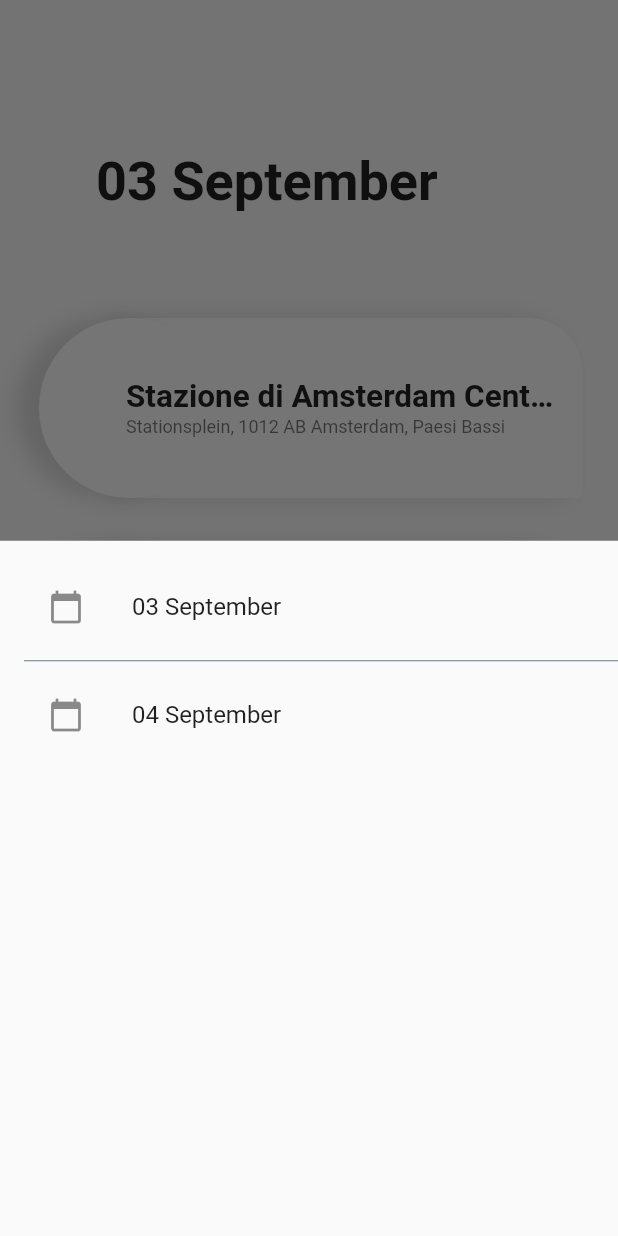
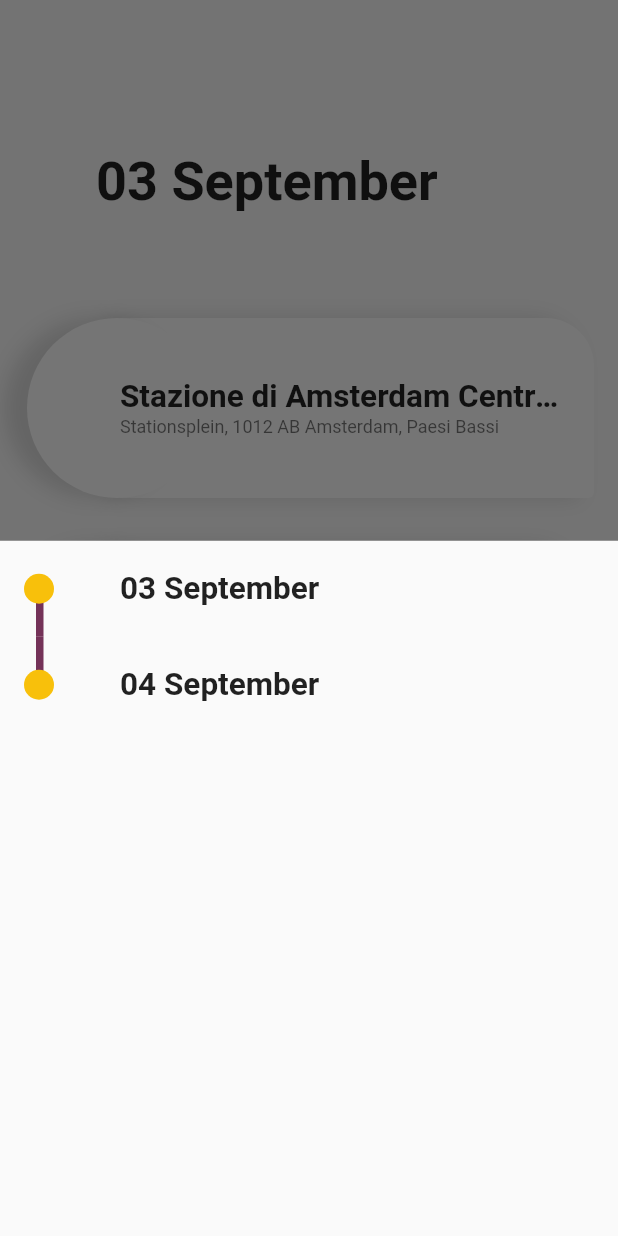
Before and after one commit to battagliandrea/ourjourneys, a Flutter app: the screen it shows after launch, after a tap on the "menu" icon, on a phone screen of 412 x 824 dp. Run offline on Flutter 3.47's test engine with Material 2 defaults, Android fonts, the phone set to English and light mode, and no system bars; our stand-ins replace bloc, equatable, flutter_bloc, google_maps_flutter.

Commit message:
OJ - Poi list
- List day UI

```diff
--- /dev/null
+++ b/lib/presentation/utils/colors.dart
@@ -0,0 +1,5 @@
+
+import 'package:flutter/cupertino.dart';
+
+const Color purple = const Color(0xFF743258);
+const Color yellow = const Color(0xFFF8C00B);
--- /dev/null
+++ b/lib/presentation/utils/dimens.dart
@@ -0,0 +1,10 @@
+
+const double standardQuarterDistance = 4.0;
+const double standardHalfDistance = 8.0;
+const double standardDistance = 16.0;
+const double standardDoubleDistance = 32.0;
+const double standardQuadrupleDistance = 64.0;
+
+const double rowHeight = 124.0;
+const double circleDimens = 20.0;
+const double lineWidth = 5.0;
--- /dev/null
+++ b/lib/presentation/utils/typography.dart
@@ -0,0 +1,6 @@
+import 'package:flutter/material.dart';
+
+const TextStyle h4Font = const TextStyle(color: Colors.black87, fontSize: 36.0, fontWeight: FontWeight.bold);
+const TextStyle h6Font = const TextStyle(color: Colors.black87, fontSize: 21.0, fontWeight: FontWeight.bold);
+
+const TextStyle b1Font = const TextStyle(color: Colors.black54, fontSize: 12.0, fontWeight: FontWeight.normal);
--- a/lib/presentation/views/poi_list_page.dart
+++ b/lib/presentation/views/poi_list_page.dart
@@ -1,6 +1,5 @@
 import 'package:flutter/material.dart';
 import 'package:flutter_bloc/flutter_bloc.dart';
-import 'package:intl/intl.dart';
 import 'package:our_journeys/domain/bloc/daylist/daylist.dart';
 import 'package:our_journeys/domain/bloc/daylist/daylist_bloc.dart';
 import 'package:our_journeys/domain/bloc/daylist/daylist_state.dart';
@@ -8,7 +7,10 @@ import 'package:our_journeys/domain/bloc/poilist/poilist.dart';
 import 'package:our_journeys/domain/bloc/poilist/poilist_bloc.dart';
 import 'package:our_journeys/domain/model/models.dart';
 import 'package:our_journeys/presentation/views/map_page.dart';
-import 'package:our_journeys/presentation/views/poi_detail_page.dart';
+
+import 'package:our_journeys/presentation/utils/typography.dart' as Typography;
+import 'package:our_journeys/presentation/utils/dimens.dart' as Dimens;
+import 'package:our_journeys/presentation/utils/colors.dart' as OJColors;
 
 ///////////////////////////////////////////////////////////////////////////////////////////////////////////////////
 //          PAGE
@@ -26,10 +28,7 @@ class PoiListPage extends StatefulWidget {
 ////////////////////////////////////////////////////////////////////////////////////////////////////////////////////
 class _PoiListPageState extends State<PoiListPage> {
 
-  final TextStyle _H4Font = const TextStyle(color: Colors.black87, fontSize: 36.0, fontWeight: FontWeight.bold);
-  final TextStyle _H6Font = const TextStyle(color: Colors.black87, fontSize: 21.0, fontWeight: FontWeight.bold);
 
-  final TextStyle _B1Font = const TextStyle(color: Colors.black54, fontSize: 12.0, fontWeight: FontWeight.normal);
   final PoiBloc _postBloc = PoiBloc();
   final DayBloc _dayBloc = DayBloc();
 
@@ -47,6 +46,7 @@ class _PoiListPageState extends State<PoiListPage> {
         floatingActionButtonLocation: FloatingActionButtonLocation.endDocked,
         floatingActionButton:
         new FloatingActionButton(
+          backgroundColor: OJColors.yellow,
           child: const Icon(Icons.map), onPressed: () {
             Navigator.push(context, MaterialPageRoute(builder: (context) => MapPage(day: this.widget.selectedDay)));
           },
@@ -61,13 +61,15 @@ class _PoiListPageState extends State<PoiListPage> {
   ////////////////////////////////////////////////////////////////////////////////////////////////////////////////////
   Widget _buildBottomAppBar() {
     return BottomAppBar(
+      elevation: 8.0,
+      color: OJColors.purple,
       shape: CircularNotchedRectangle(),
-      notchMargin: 8.0,
+      notchMargin: Dimens.standardHalfDistance,
       child: new Row(
         mainAxisSize: MainAxisSize.max,
         mainAxisAlignment: MainAxisAlignment.spaceBetween,
         children: <Widget>[
-          IconButton(icon: Icon(Icons.menu), onPressed: () {
+          IconButton(icon: Icon(Icons.menu), color: Colors.white, onPressed: () {
             _settingModalBottomSheet(context);
           },),
         ],
@@ -95,13 +97,13 @@ class _PoiListPageState extends State<PoiListPage> {
                     slivers: <Widget>[
                       new SliverToBoxAdapter(
                         child: new Container(
-                          padding: const EdgeInsets.only(top: 100.0, left: 64.0, right: 64.0),
-                          child: new Text("${state.day.getFormattedDate()}", style: _H4Font, maxLines: 1, overflow: TextOverflow.ellipsis),
+                          padding: const EdgeInsets.only(top: 100.0, left: Dimens.standardQuadrupleDistance, right: Dimens.standardQuadrupleDistance),
+                          child: new Text("${state.day.getFormattedDate()}", style: Typography.h4Font, maxLines: 1, overflow: TextOverflow.ellipsis),
                           height: 180,
                         ),
                       ),
                       new SliverPadding(
-                        padding: const EdgeInsets.symmetric(vertical: 16.0),
+                        padding: const EdgeInsets.symmetric(vertical: Dimens.standardDistance),
                         sliver: new SliverFixedExtentList(
                           itemExtent: 152.0,
                           delegate: new SliverChildBuilderDelegate((context, index) =>
@@ -115,10 +117,6 @@ class _PoiListPageState extends State<PoiListPage> {
                 ),
               ],
             );
-
-//            return Center(
-//                child:
-//            );
           }
 
           else{
@@ -133,21 +131,21 @@ class _PoiListPageState extends State<PoiListPage> {
   Widget _buildRow(context, int index, Poi poi) {
     return new Container(
         margin: const EdgeInsets.symmetric(
-          vertical: 16.0,
-          horizontal: 24.0,
+          vertical: Dimens.standardDistance,
+          horizontal: Dimens.standardDistance,
         ),
         child: new Stack(
           children: <Widget>[
 
 
             new Container(
-              height: 124.0,
-              margin: new EdgeInsets.only(left: 60.0),
-              padding: new EdgeInsets.only(left: 56.0, right: 16.0),
+              height: Dimens.rowHeight,
+              margin: new EdgeInsets.only(left: Dimens.standardQuadrupleDistance),
+              padding: new EdgeInsets.only(left: Dimens.standardQuadrupleDistance, right: Dimens.standardDistance),
               decoration: new BoxDecoration(
                 color: Colors.white,
                 shape: BoxShape.rectangle,
-                borderRadius: new BorderRadius.only(topRight: const Radius.circular(36.0), bottomRight: const Radius.circular(4.0)),
+                borderRadius: new BorderRadius.only(topRight: const Radius.circular(Dimens.standardDoubleDistance), bottomRight: const Radius.circular(Dimens.standardQuarterDistance)),
                 boxShadow: <BoxShadow>[
                   new BoxShadow(
                     color: Colors.black12,
@@ -165,8 +163,8 @@ class _PoiListPageState extends State<PoiListPage> {
               ),
               alignment: FractionalOffset.centerLeft,
               child: new Container(
-                  width: 124.0,
-                  height: 124.0,
+                  width: Dimens.rowHeight,
+                  height: Dimens.rowHeight,
                   decoration: new BoxDecoration(
                     shape: BoxShape.circle,
                     color: Colors.white,
@@ -181,14 +179,14 @@ class _PoiListPageState extends State<PoiListPage> {
             ),
 
             new Container(
-              height: 124.0,
-              margin: new EdgeInsets.only(left: 60.0, right: 16.0),
+              height: Dimens.rowHeight,
+              margin: new EdgeInsets.only(left: Dimens.standardQuadrupleDistance, right: Dimens.standardDistance),
               child: new Column(
                 mainAxisAlignment: MainAxisAlignment.center,
                 crossAxisAlignment: CrossAxisAlignment.start,
                 children: <Widget>[
-                  new Text("${poi.name}", style: _H6Font, maxLines: 1, overflow: TextOverflow.ellipsis),
-                  new Text("${poi.address}", style: _B1Font)
+                  new Text("${poi.name}", style: Typography.h6Font, maxLines: 1, overflow: TextOverflow.ellipsis),
+                  new Text("${poi.address}", style: Typography.b1Font)
                 ],
               ),
             )
@@ -211,14 +209,11 @@ class _PoiListPageState extends State<PoiListPage> {
 
                 if(state is DaysLoaded){
                   return new Container(
-                      child: new ListView.separated(
-                          separatorBuilder: (context, index) => Divider(
-                            color: Colors.blueGrey,
-                          ),
-                          padding: const EdgeInsets.only(top: 16.0, bottom: 16.0, left: 16.0),
+                    padding: EdgeInsets.symmetric(horizontal: Dimens.standardDistance),
+                      child: new ListView.builder(
                           itemCount: state.days.length,
                           itemBuilder: (BuildContext _context, int i) {
-                            return _buildDayRow(_context, state.days[i]);
+                            return _buildDayRow(_context, i, state.days.length, state.days[i]);
                           }
                       )
                   );
@@ -234,21 +229,84 @@ class _PoiListPageState extends State<PoiListPage> {
     );
   }
 
-  Widget _buildDayRow(context, Day day) {
-    return new ListTile(
-      leading: Icon(Icons.calendar_today),
-      title: Text("${day.getFormattedDate()}"),
-      onTap: () => {
-        Navigator.pop(context),
-        _postBloc.dispatch(FetchPoi(day.index)),
-        //_dayBloc.dispatch(FetchDays(day.index))
-      },
+  Widget _buildDayRow(context, int index, int lastIndex, Day day) {
+    return new Container(
+        height: 64.0,
+        child: new Stack(
+          children: <Widget>[
+
+            _buildPoint(context, index, lastIndex),
+
+            new Container(
+              alignment: FractionalOffset.centerLeft,
+              child: new Container(
+                  width: Dimens.circleDimens,
+                  height: Dimens.circleDimens,
+                  decoration: new BoxDecoration(
+                    shape: BoxShape.circle,
+                    color: OJColors.yellow,
+                  )),
+            ),
+
+
+            new GestureDetector(
+              child: new Container(
+                margin: new EdgeInsets.only(left: Dimens.standardQuadrupleDistance, right: Dimens.standardDistance),
+                child: new Column(
+                  mainAxisAlignment: MainAxisAlignment.center,
+                  crossAxisAlignment: CrossAxisAlignment.start,
+                  children: <Widget>[
+                    new Text("${day.getFormattedDate()}", style: Typography.h6Font, maxLines: 1, overflow: TextOverflow.ellipsis),
+                  ],
+                ),
+              ),
+              onTap: () {
+                Navigator.pop(context);
+                _postBloc.dispatch(FetchPoi(day.index));
+                _dayBloc.dispatch(FetchDays(day.index));
+              },
+            )
+
+
+          ],
+        )
     );
   }
+
+
+  Widget _buildPoint(BuildContext context, int index, int lastIndex,) {
+    Widget child;
+    if (index == 0) {
+      child = new Container(
+        margin: EdgeInsets.only(top: Dimens.standardDoubleDistance, left: Dimens.standardHalfDistance),
+        width: Dimens.lineWidth,
+        height: Dimens.standardDoubleDistance,
+        color: OJColors.purple,
+      );
+    } else if(index == lastIndex-1) {
+      child = new Container(
+        margin: EdgeInsets.only(bottom: Dimens.standardDoubleDistance, left: Dimens.standardHalfDistance),
+        width: Dimens.lineWidth,
+        height: Dimens.standardDoubleDistance,
+        color: OJColors.purple,
+      );
+    } else {
+      child = new Container(
+        margin: EdgeInsets.only(left: Dimens.standardHalfDistance),
+        width: Dimens.lineWidth,
+        height: Dimens.standardQuadrupleDistance,
+        color: OJColors.purple,
+      );
+    }
+    return child;
+  }
+
 
   void _showInSnackBar(context, String value) {
     Scaffold.of(context).showSnackBar(new SnackBar(
         content: new Text(value)
     ));
   }
+
+
 }
```
